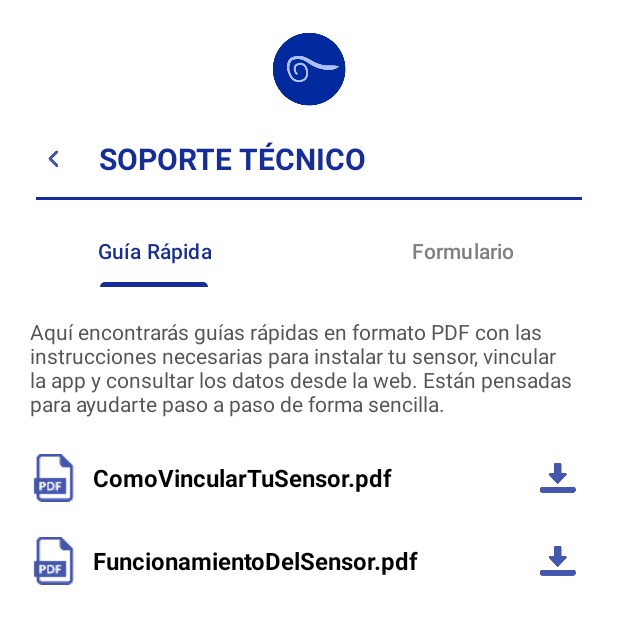
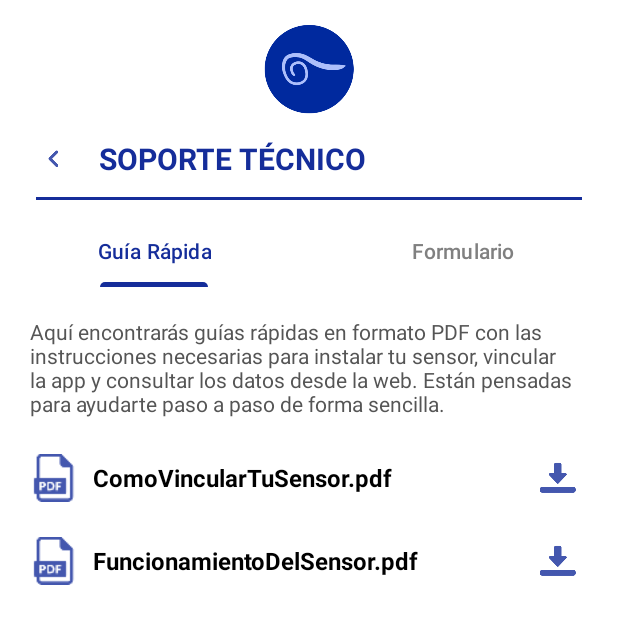
Before and after one commit to Ferraann/ProyectoBiometria, an Android app: the SoporteActivity screen opened directly, with no data from a screen before it, on a phone screen of 412 x 824 dp. Shown: the top 624 px of the screen. Run offline under Robolectric (Android 15) with nearby library versions, the phone set to English and light mode, and no system bars.

Commit message:
tamaño logo soporte

```diff
--- a/src/android/app/src/main/res/layout/activity_soporte.xml
+++ b/src/android/app/src/main/res/layout/activity_soporte.xml
@@ -12,7 +12,7 @@
         android:layout_width="60dp"
         android:layout_height="60dp"
         android:layout_marginTop="16dp"
-        android:src="@drawable/logo_aither"
+        android:background="@drawable/logo_aither"
         android:padding="5dp"
         android:layout_gravity="center_horizontal" />
 
```
